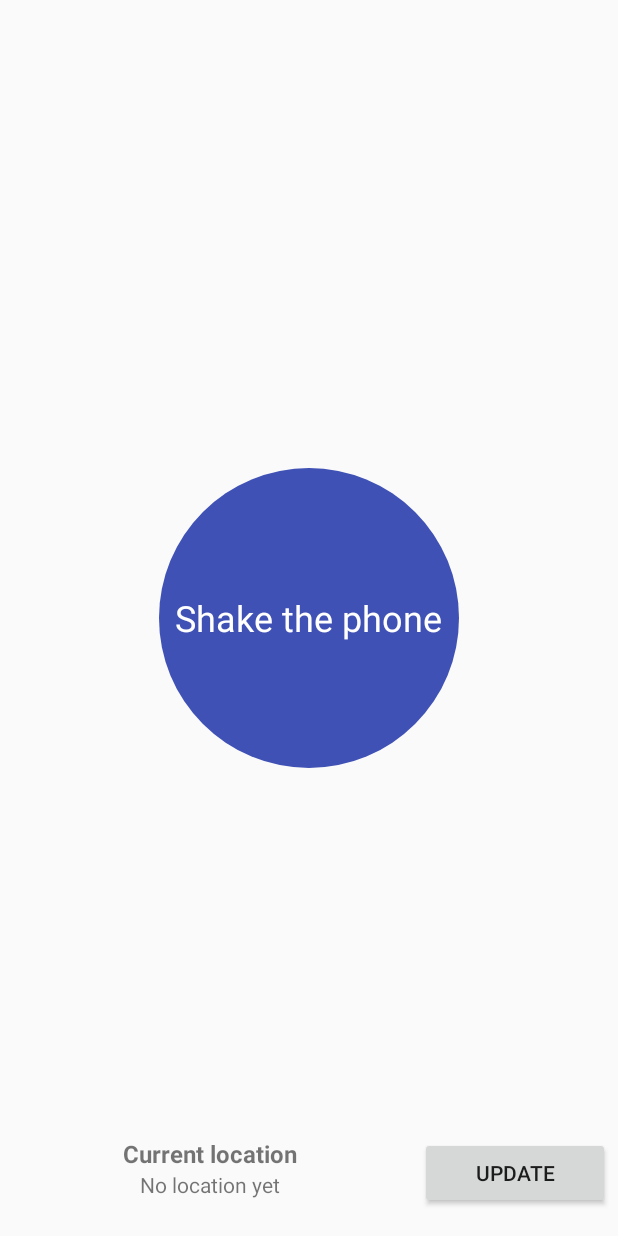
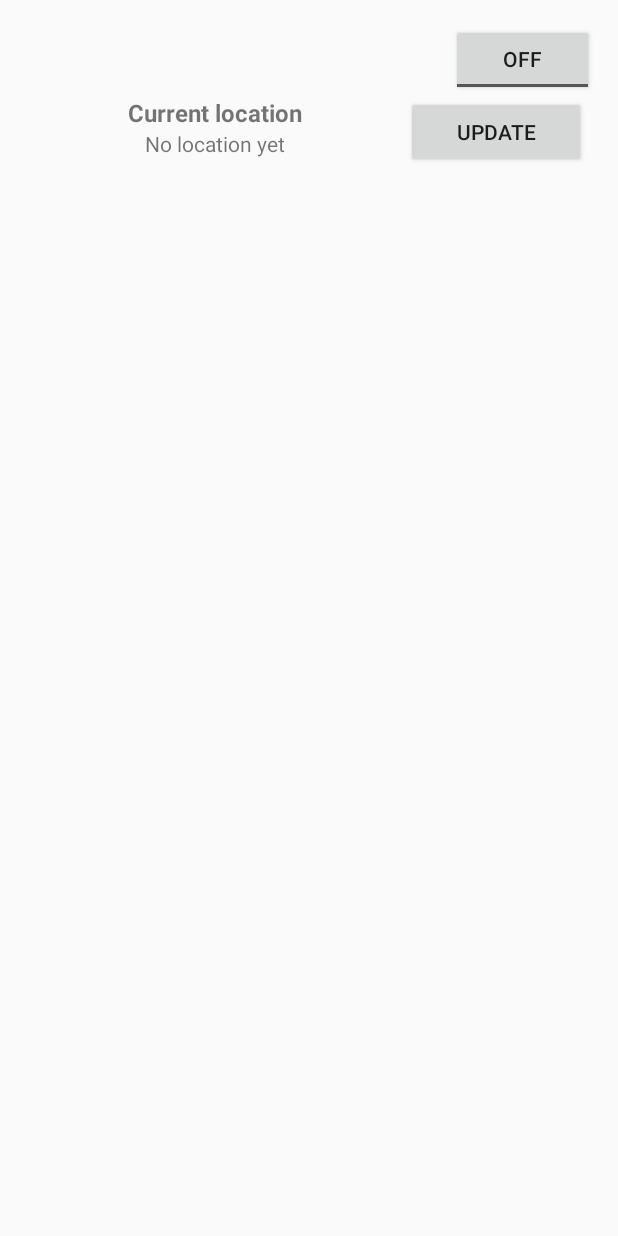
Before and after one commit to lamdv/traffic-jam-dectector, an Android app: the screen it shows after launch (MainActivity), on a phone screen of 412 x 824 dp. Run offline under Robolectric (Android 15) with nearby library versions, the phone set to English and light mode, and no system bars.

Commit message:
Change random num gyro to real data, create timestamp and write to csv file

```diff
--- a/DataAcquisition/app/src/main/AndroidManifest.xml
+++ b/DataAcquisition/app/src/main/AndroidManifest.xml
@@ -3,6 +3,7 @@
     package="com.example.jiji.dataacquisition">
 
     <uses-permission android:name="android.permission.ACCESS_FINE_LOCATION" />
+    <uses-permission android:name="android.permission.INTERNET" />
     <uses-permission android:name="android.permission.ACCESS_COARSE_LOCATION_LOCATION" />
 
     <application
--- a/DataAcquisition/app/src/main/java/com/example/jiji/dataacquisition/MainActivity.java
+++ b/DataAcquisition/app/src/main/java/com/example/jiji/dataacquisition/MainActivity.java
@@ -9,25 +9,34 @@ import android.hardware.SensorManager;
 import android.location.Address;
 import android.location.Geocoder;
 import android.os.Bundle;
+import android.os.Environment;
 import android.util.Log;
 import android.view.View;
 import android.widget.Button;
-import android.widget.RelativeLayout;
 import android.widget.TextView;
-import android.widget.Toast;
+import android.widget.ToggleButton;
 
+import java.io.BufferedWriter;
+import java.io.File;
+import java.io.FileWriter;
 import java.io.IOException;
+import java.util.HashMap;
 import java.util.List;
 import java.util.Locale;
-import java.util.Random;
+import java.util.Map;
 
-public class MainActivity extends Activity implements SensorEventListener {
+public class MainActivity extends Activity {
     private final String TAG = MainActivity.class.getSimpleName();
     private SensorManager sensorManager;
-    private Sensor accelerometer;
-    private long lastTime = 0;
-    private float lastX, lastY, lastZ;
-    private static final int THRESHOLD = 600;
+    private BufferedWriter file;
+    private Map<Integer, String> sensorTypes = new HashMap<>();
+    private Map<Integer, Sensor> sensors = new HashMap<>();
+    private TextView filenameDisplay;
+    private TextView logDisplay;
+    //private Sensor accelerometer;
+    //private long lastTime = 0;
+    //private float lastX, lastY, lastZ;
+    //private static final int THRESHOLD = 600;
     TextView coordinates;
     TextView address;
 
@@ -36,9 +45,28 @@ public class MainActivity extends Activity implements SensorEventListener {
     protected void onCreate(Bundle savedInstanceState) {
         super.onCreate(savedInstanceState);
         setContentView(R.layout.activity_main);
+
+        //Get sensors to be captured
+        sensorTypes.put(Sensor.TYPE_ACCELEROMETER, "ACCEL");
+        sensorTypes.put(Sensor.TYPE_GYROSCOPE, "GYRO");
+        sensorTypes.put(Sensor.TYPE_LINEAR_ACCELERATION, "LINEAR");
+        sensorTypes.put(Sensor.TYPE_MAGNETIC_FIELD, "MAG");
+        sensorTypes.put(Sensor.TYPE_GRAVITY, "GRAV");
+        sensorTypes.put(Sensor.TYPE_ROTATION_VECTOR, "ROTATION");
+
         sensorManager = (SensorManager) getSystemService(Context.SENSOR_SERVICE);
+        for (Integer type : sensorTypes.keySet()){
+            sensors.put(type, sensorManager.getDefaultSensor(type));
+        }
+
+        /*sensorManager = (SensorManager) getSystemService(Context.SENSOR_SERVICE);
         accelerometer = sensorManager.getDefaultSensor(Sensor.TYPE_ACCELEROMETER);
-        sensorManager.registerListener(this, accelerometer, SensorManager.SENSOR_DELAY_NORMAL);
+        sensorManager.registerListener(this, accelerometer, SensorManager.SENSOR_DELAY_NORMAL);*/
+
+        findViewById(R.id.button1).setOnClickListener(clickListener);
+        filenameDisplay = (TextView) findViewById(R.id.filename);
+        logDisplay = (TextView) findViewById(R.id.log);
+
         Button update = (Button) findViewById(R.id.update_button);
         update.setOnClickListener(new UpdateLocationClick());
         coordinates = (TextView) findViewById(R.id.location_points);
@@ -72,6 +100,107 @@ public class MainActivity extends Activity implements SensorEventListener {
     }
 
     @Override
+    protected void onDestroy() {
+        super.onDestroy();
+        stopRecording();
+    }
+
+    private void stopRecording() {
+    }
+
+    private void startRecording() {
+        // Prepare data storage
+        File directory = Environment
+                .getExternalStoragePublicDirectory(Environment.DIRECTORY_DOWNLOADS);
+        String name = "AllData_" + System.currentTimeMillis() + ".csv";
+        File filename = new File(directory, name);
+        try {
+            file = new BufferedWriter(new FileWriter(filename));
+        } catch (IOException e) {
+            e.printStackTrace();
+        }
+        filenameDisplay.setText(name);
+
+        // Register sensor listeners
+        for (Sensor sensor : sensors.values()) {
+            sensorManager.registerListener(sensorListener, sensor,
+                    SensorManager.SENSOR_DELAY_NORMAL);
+        }
+    }
+
+    private View.OnClickListener clickListener = new View.OnClickListener() {
+        @Override
+        public void onClick(View view) {
+            switch (view.getId()) {
+                case R.id.button1:
+                    if (((ToggleButton) view).isChecked()) {
+                        startRecording();
+                    } else {
+                        stopRecording();
+                    }
+                    break;
+            }
+        }
+    };
+
+    private SensorEventListener sensorListener = new SensorEventListener() {
+
+        @Override
+        public void onAccuracyChanged(Sensor sensor, int accuracy) {
+        }
+
+        @Override
+        public void onSensorChanged(SensorEvent event) {
+            write(sensorTypes.get(event.sensor.getType()), event.values);
+        }
+
+    };
+
+    private void write(String tag, String[] values) {
+        if (file == null) {
+            return;
+        }
+
+        String line = "";
+        if (values != null) {
+            for (String value : values) {
+                line += "," + value;
+            }
+        }
+        line = Long.toString(System.currentTimeMillis()) + "," + tag + line
+                + "\n";
+
+        try {
+            file.write(line);
+        } catch (IOException e) {
+            // TODO Auto-generated catch block
+            e.printStackTrace();
+        }
+
+        logDisplay.setText(line);
+    }
+
+    private void write(String tag, float[] values) {
+        String[] array = new String[values.length];
+        for (int i = 0; i < values.length; i++) {
+            array[i] = Float.toString(values[i]);
+        }
+        write(tag, array);
+    }
+
+    private void write(String tag, double[] values) {
+        String[] array = new String[values.length];
+        for (int i = 0; i < values.length; i++) {
+            array[i] = Double.toString(values[i]);
+        }
+        write(tag, array);
+    }
+
+    private void write(String tag) {
+        write(tag, (String[]) null);
+    }
+
+    /*@Override
     public void onSensorChanged(SensorEvent sensorEvent) {
         Sensor sensor = sensorEvent.sensor;
         if (sensor.getType() == Sensor.TYPE_ACCELEROMETER) {
@@ -115,5 +244,5 @@ public class MainActivity extends Activity implements SensorEventListener {
     protected void onResume() {
         super.onResume();
         sensorManager.registerListener(this, accelerometer, SensorManager.SENSOR_DELAY_NORMAL);
-    }
+    }*/
 }
--- a/DataAcquisition/app/src/main/res/layout/activity_main.xml
+++ b/DataAcquisition/app/src/main/res/layout/activity_main.xml
@@ -2,24 +2,50 @@
 <RelativeLayout xmlns:android="http://schemas.android.com/apk/res/android"
     android:layout_width="fill_parent"
     android:layout_height="fill_parent">
-    <RelativeLayout
-        android:id="@+id/ball"
-        android:orientation="horizontal"
-        android:layout_height="200dp"
-        android:layout_width="200dp"
-        android:layout_centerInParent="true"
-        android:background="@drawable/circle">
+
+    <LinearLayout
+        android:layout_width="match_parent"
+        android:layout_height="match_parent"
+        android:paddingBottom="@dimen/activity_vertical_margin"
+        android:paddingLeft="@dimen/activity_horizontal_margin"
+        android:paddingRight="@dimen/activity_horizontal_margin"
+        android:paddingTop="@dimen/activity_vertical_margin"
+        android:orientation="vertical">
+        <LinearLayout
+        android:layout_width="wrap_content"
+        android:layout_height="wrap_content"
+        android:orientation="horizontal">
+
         <TextView
+            android:id="@+id/filename"
             android:layout_width="wrap_content"
             android:layout_height="wrap_content"
-            android:layout_centerInParent="true"
-            android:id="@+id/number"
-            android:text="Shake the phone"
-            android:textSize="24dp"
-            android:textColor="@android:color/white" />
-    </RelativeLayout>
+            android:text="" />
 
-    <LinearLayout
+        <TextView
+            android:id="@+id/log"
+            android:layout_width="wrap_content"
+            android:layout_height="wrap_content"
+            android:text="" />
+
+        <View
+            android:layout_width="0dp"
+            android:layout_height="0dp"
+            android:layout_weight="1"
+            />
+
+        <ToggleButton
+            android:id="@+id/button1"
+            android:layout_width="95dp"
+            android:layout_height="wrap_content"
+            android:text="ToggleButton"
+            android:paddingTop="8dp"
+            />
+
+
+    </LinearLayout>
+
+        <LinearLayout
         android:layout_width="match_parent"
         android:layout_height="wrap_content"
         android:layout_alignParentBottom="true"
@@ -72,4 +98,6 @@
 
     </LinearLayout>
 
+    </LinearLayout>
+
 </RelativeLayout>
--- a/DataAcquisition/app/src/main/res/values/strings.xml
+++ b/DataAcquisition/app/src/main/res/values/strings.xml
@@ -1,3 +1,8 @@
 <resources>
     <string name="app_name">DataAcquisition</string>
+    <string name="unit">"m/s2"</string>
+    <string name="x">" X : "</string>
+    <string name="y">" Y : "</string>
+    <string name="z">" Z : "</string>
+    <string name="string4">"Record Readings"</string>
 </resources>
```
